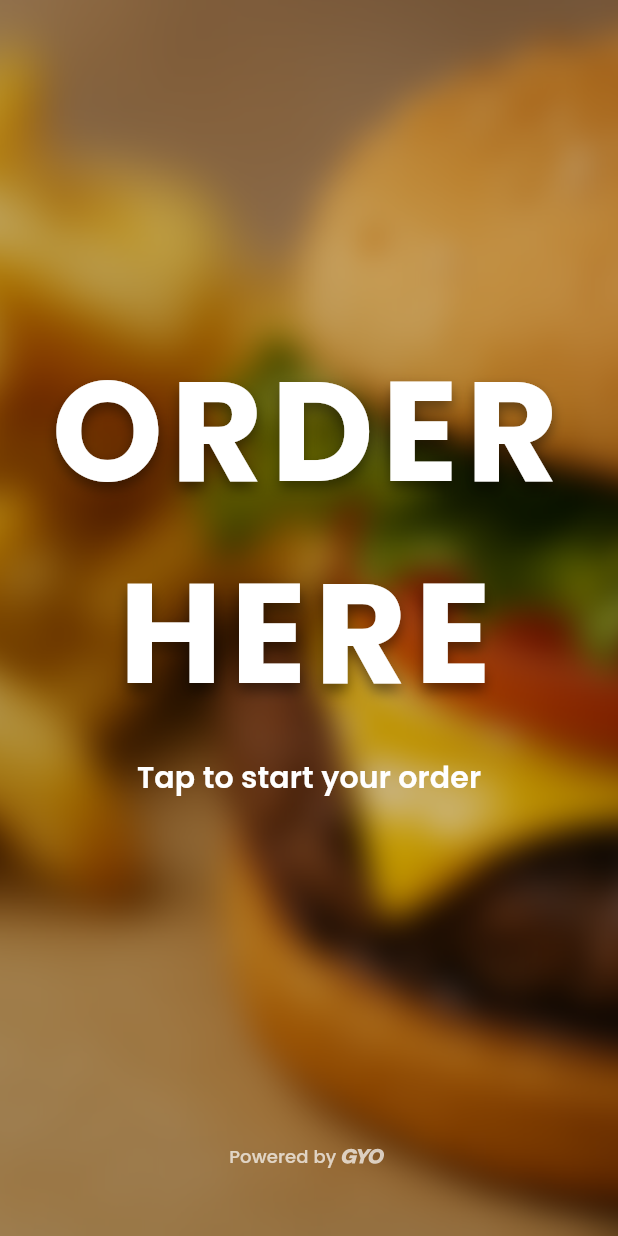
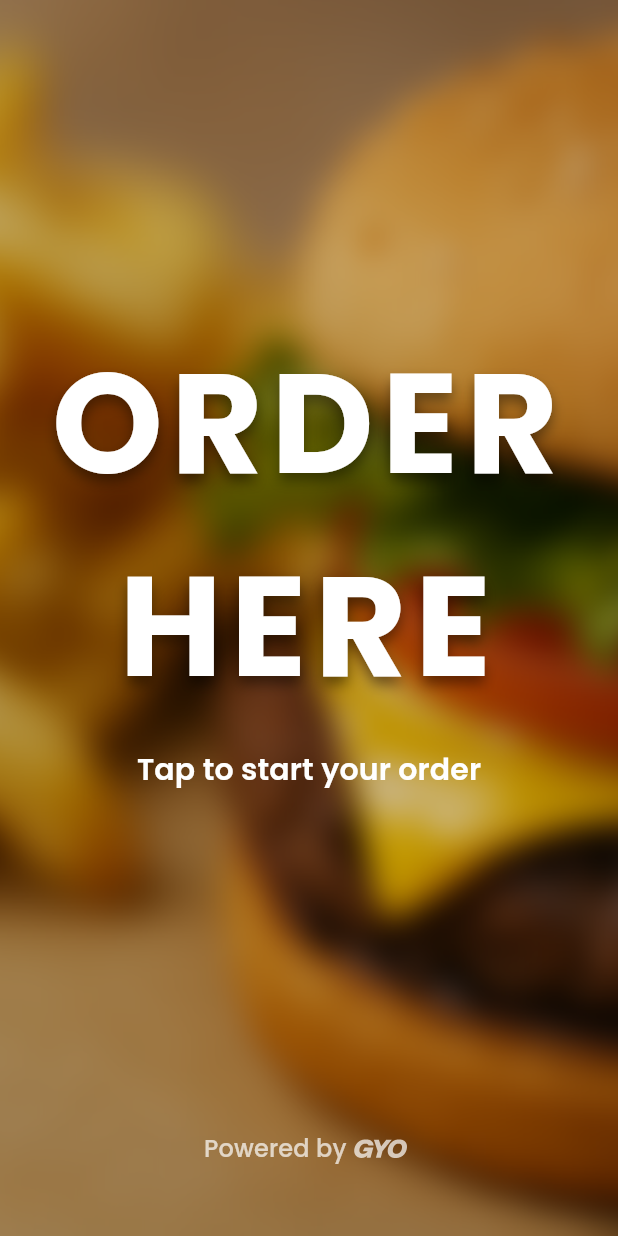
Before and after one commit to elammaryo/gyo-self-order, a Flutter app: the screen it shows after launch, on a phone screen of 412 x 824 dp. Run offline on Flutter 3.47's test engine with Material 3 defaults, Android fonts, the phone set to English and light mode, and no system bars; our stand-ins replace flutter_svg.

Commit message:
increase footer size

```diff
--- a/lib/pages/starting_page.dart
+++ b/lib/pages/starting_page.dart
@@ -68,11 +68,11 @@ class _StartingPageState extends State<StartingPage> {
                       children: [
                         Text(
                           'Powered by',
-                          style: poppinsFont12pt(color: footerColor),
+                          style: poppinsFont16pt(color: footerColor),
                         ),
                         SizedBox(
-                          width: 35,
-                          height: 40,
+                          width: 45,
+                          height: 50,
                           child: FittedBox(
                             fit: BoxFit.fitHeight,
                             child: SvgPicture.asset(
```
